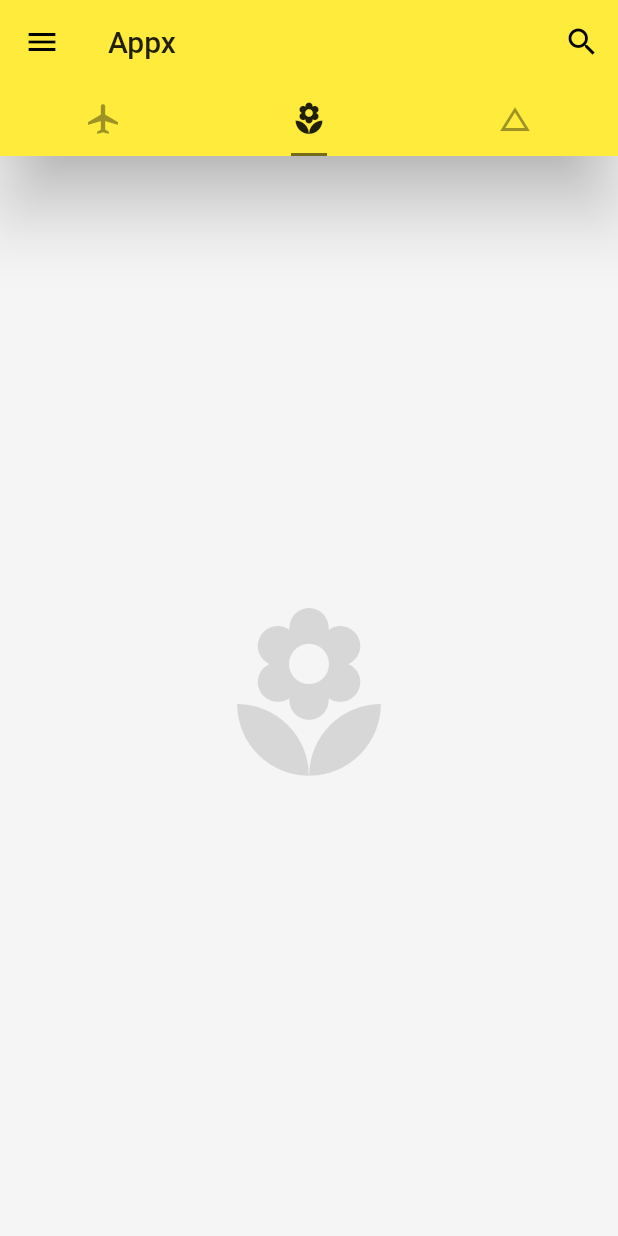
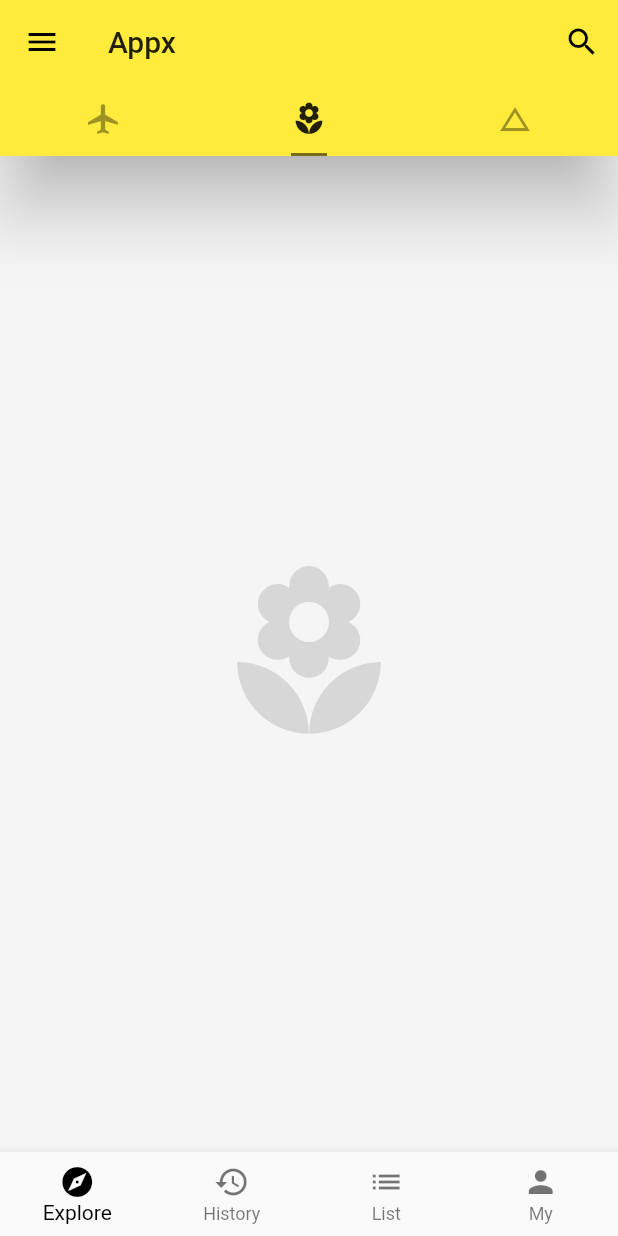
Before and after one commit to Mikejiawei/hello_flutter, a Flutter app: the screen it shows after launch, tab 2 chosen, on a phone screen of 412 x 824 dp. Run offline on Flutter 3.47's test engine with Material 2 defaults, Android fonts, the phone set to English and light mode, and no system bars; network calls fail.

Commit message:
build the bottom-navigation-bar.

```diff
--- /dev/null
+++ b/lib/demo/bottom_navigation_bar_demo.dart
@@ -0,0 +1,46 @@
+import 'package:flutter/material.dart';
+
+class BottomNavigationBarDemo extends StatefulWidget{
+  @override
+  State<StatefulWidget> createState() {
+    return _BottomNavigationBarDemoState();
+  }
+}
+
+class _BottomNavigationBarDemoState extends State<BottomNavigationBarDemo> {
+
+  int _currentIndex = 0;
+  void _onTapHandler(int index) {
+            setState(() {
+              _currentIndex = index;
+            });
+  }
+  @override
+  Widget build(BuildContext context) {
+    // TODO: implement build
+    return BottomNavigationBar(
+      currentIndex: _currentIndex,
+      onTap: _onTapHandler,
+      type: BottomNavigationBarType.fixed,
+      fixedColor: Colors.black,
+      items: [
+        BottomNavigationBarItem(
+          icon: Icon(Icons.explore),
+          title: Text('Explore')
+        ),
+        BottomNavigationBarItem(
+          icon: Icon(Icons.history),
+          title: Text('History')
+        ),
+        BottomNavigationBarItem(
+          icon: Icon(Icons.list),
+          title: Text('List')
+        ),
+        BottomNavigationBarItem(
+          icon: Icon(Icons.person),
+          title: Text('My')
+        )
+      ],
+    );
+  }
+}
--- a/lib/demo/drawer_demo.dart
+++ b/lib/demo/drawer_demo.dart
@@ -9,7 +9,7 @@ class DrawerDemo extends StatelessWidget {
             padding: EdgeInsets.zero,
             children: <Widget>[
               UserAccountsDrawerHeader(
-                accountName: Text('josh', style: TextStyle(fontWeight: FontWeight.bold,fontSize: 26.0)),
+                accountName: Text('Xie', style: TextStyle(fontWeight: FontWeight.bold,fontSize: 26.0)),
                 accountEmail: Text('123456@gmail.com', style: TextStyle(fontWeight: FontWeight.bold)),
                 currentAccountPicture: CircleAvatar(
                   backgroundImage: NetworkImage('http://www.aspku.com/uploads/allimg/190819/221H3Mc-7.jpg'),
--- a/lib/main.dart
+++ b/lib/main.dart
@@ -1,6 +1,7 @@
 import 'package:flutter/material.dart';
-//import 'demo/listview_demo.dart';
+import 'demo/listview_demo.dart';
 import 'demo/drawer_demo.dart';
+import 'demo/bottom_navigation_bar_demo.dart';
 
 void main() => runApp(App());
 
@@ -51,13 +52,14 @@ class Home extends StatelessWidget {
         ),
         body: TabBarView(
           children: <Widget>[
-            Icon(Icons.local_airport, size: 128.0, color: Colors.black12),
+            ListViewDemo(),
             Icon(Icons.local_florist, size: 128.0, color: Colors.black12),
             Icon(Icons.change_history, size: 128.0, color: Colors.black12),
           ],
         ),
         drawer:DrawerDemo(),
-      )
-    );
-  }
+        bottomNavigationBar: BottomNavigationBarDemo(),
+                )
+              );
+            }
 }
```
